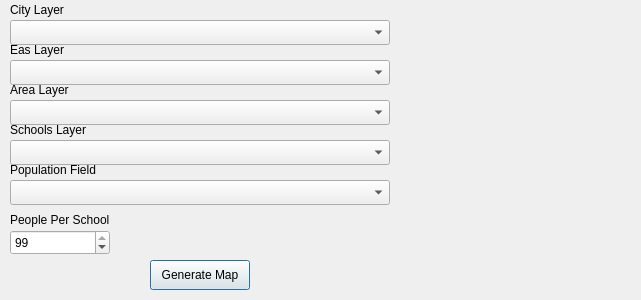
Old version of the form additional_schools_dialog_base.ui in the repository bsc-com-21-19/additional_schools.
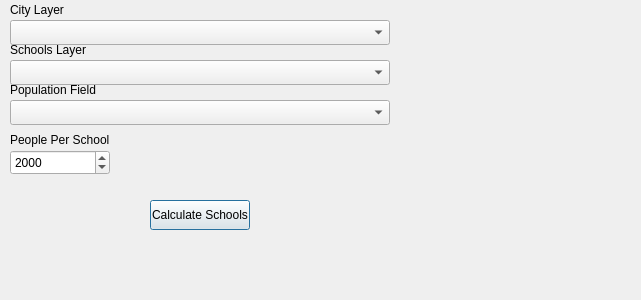
New version of the form.

What changed in the file:
```diff
--- a/additional_schools_dialog_base.ui
+++ b/additional_schools_dialog_base.ui
@@ -35,62 +35,12 @@
    </property>
   </widget>
 
-  <!-- Eas Layer -->
-  <widget class="QLabel" name="label_easLayer">
-   <property name="geometry">
-    <rect>
-     <x>10</x>
-     <y>40</y>
-     <width>380</width>
-     <height>20</height>
-    </rect>
-   </property>
-   <property name="text">
-    <string>Eas Layer</string>
-   </property>
-  </widget>
-  <widget class="QComboBox" name="comboBox_easLayer">
-   <property name="geometry">
-    <rect>
-     <x>10</x>
-     <y>60</y>
-     <width>380</width>
-     <height>25</height>
-    </rect>
-   </property>
-  </widget>
-
-  <!-- Area Layer -->
-  <widget class="QLabel" name="label_areaLayer">
-   <property name="geometry">
-    <rect>
-     <x>10</x>
-     <y>80</y>
-     <width>380</width>
-     <height>20</height>
-    </rect>
-   </property>
-   <property name="text">
-    <string>Area Layer</string>
-   </property>
-  </widget>
-  <widget class="QComboBox" name="comboBox_areaLayer">
-   <property name="geometry">
-    <rect>
-     <x>10</x>
-     <y>100</y>
-     <width>380</width>
-     <height>25</height>
-    </rect>
-   </property>
-  </widget>
-
   <!-- Schools Layer -->
   <widget class="QLabel" name="label_schoolsLayer">
    <property name="geometry">
     <rect>
      <x>10</x>
-     <y>120</y>
+     <y>40</y>
      <width>380</width>
      <height>20</height>
     </rect>
@@ -103,7 +53,7 @@
    <property name="geometry">
     <rect>
      <x>10</x>
-     <y>140</y>
+     <y>60</y>
      <width>380</width>
      <height>25</height>
     </rect>
@@ -115,7 +65,7 @@
    <property name="geometry">
     <rect>
      <x>10</x>
-     <y>160</y>
+     <y>80</y>
      <width>380</width>
      <height>20</height>
     </rect>
@@ -128,7 +78,7 @@
    <property name="geometry">
     <rect>
      <x>10</x>
-     <y>180</y>
+     <y>100</y>
      <width>380</width>
      <height>25</height>
     </rect>
@@ -140,7 +90,7 @@
    <property name="geometry">
     <rect>
      <x>10</x>
-     <y>210</y>
+     <y>130</y>
      <width>380</width>
      <height>20</height>
     </rect>
@@ -153,7 +103,7 @@
    <property name="geometry">
     <rect>
      <x>10</x>
-     <y>230</y>
+     <y>150</y>
      <width>100</width>
      <height>25</height>
     </rect>
@@ -161,6 +111,9 @@
    <property name="minimum">
     <number>1</number>
    </property>
+   <property name="maximum">
+    <number>100000</number> <!-- Allow large numbers -->
+   </property>
    <property name="value">
     <number>2000</number>
    </property>
@@ -171,13 +124,13 @@
    <property name="geometry">
     <rect>
      <x>150</x>
-     <y>260</y>
+     <y>200</y>
      <width>100</width>
      <height>30</height>
     </rect>
    </property>
    <property name="text">
-    <string>Generate Map</string>
+    <string>Calculate Schools</string>
    </property>
   </widget>
  </widget>
```
Left out of the diff: 3 changed lines with no effect on the pictures.
